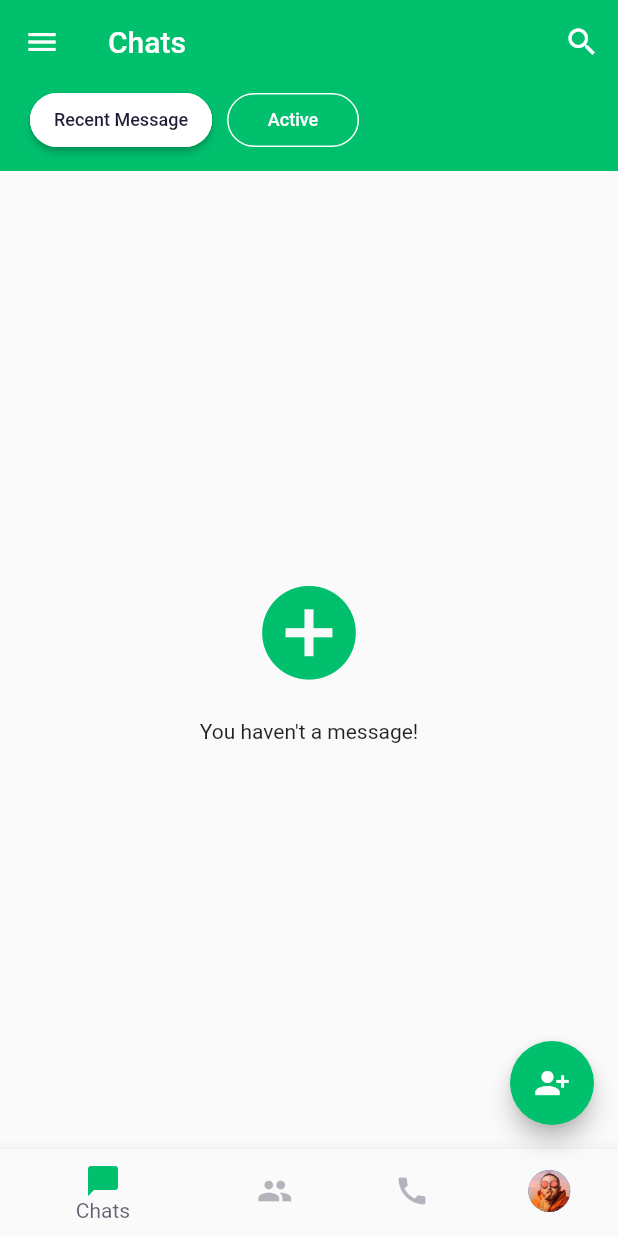
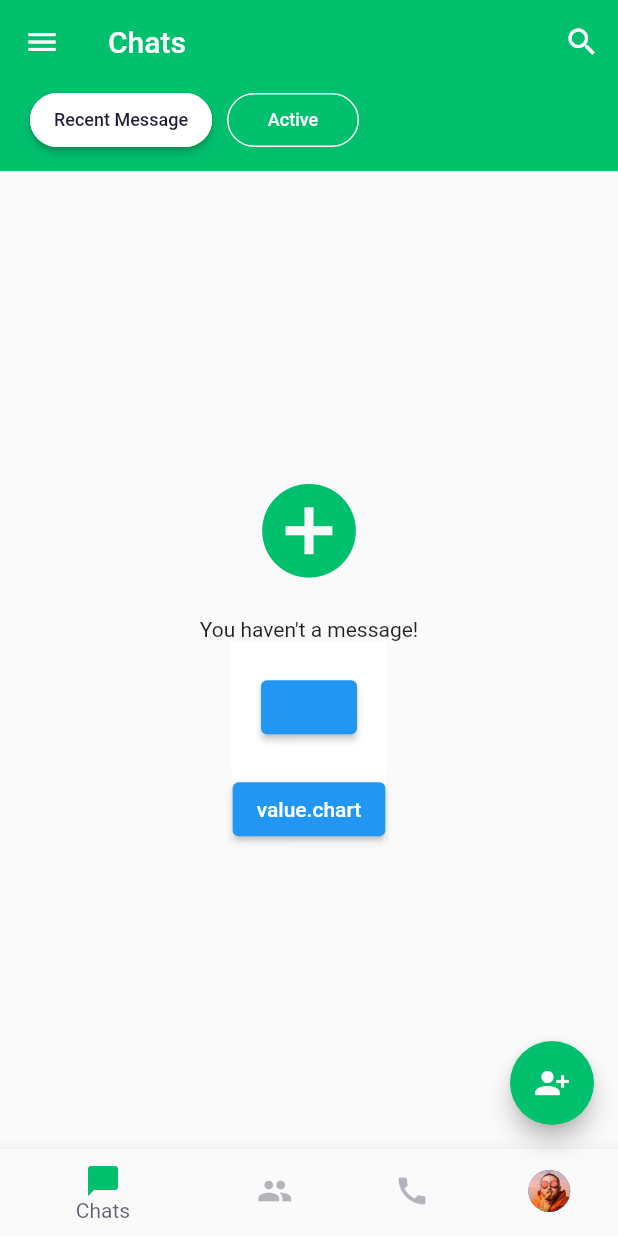
Before and after one commit to datdm/chat_messaging, a Flutter app: the ChatsScreen screen opened directly, on a phone screen of 412 x 824 dp. Run offline on Flutter 3.47's test engine with Material 2 defaults, Android fonts, the phone set to English and light mode, and no system bars; our stand-ins replace cloud_firestore, firebase_auth, firebase_core, shared_preferences; accounts and stored records are empty.

Commit message:
Config provider

```diff
--- /dev/null
+++ b/lib/models/MyChartChangeNotifierProvider.dart
@@ -0,0 +1,10 @@
+import 'package:flutter/material.dart';
+
+class MyChartChangeNotifierProvider extends ChangeNotifier  {
+  String chart = "";
+
+  void something() {
+    chart = "CHART T";
+    notifyListeners();
+  }
+}
--- /dev/null
+++ b/lib/models/MyChartFutureProvider.dart
@@ -0,0 +1,10 @@
+class MyChartFutureProvider {
+  String chart = "";
+
+  MyChartFutureProvider({ required this.chart });
+
+  Future<void> something() async {
+    await Future.delayed(const Duration(seconds: 3));
+    chart = "CHART T";
+  }
+}
--- /dev/null
+++ b/lib/models/MyChartMultiProvider.dart
@@ -0,0 +1,19 @@
+import 'package:flutter/material.dart';
+
+class MyChart1 extends ChangeNotifier  {
+  String chart = "";
+
+  void something() {
+    chart = "CHART T 1";
+    notifyListeners();
+  }
+}
+
+class MyChart2 extends ChangeNotifier  {
+  String chart = "";
+
+  void something2() {
+    chart = "CHART T 2";
+    notifyListeners();
+  }
+}
--- /dev/null
+++ b/lib/models/MyChartProxyProvider.dart
@@ -0,0 +1,20 @@
+import 'package:flutter/material.dart';
+
+class MyChartProxyProvider1 extends ChangeNotifier  {
+  String chart = "";
+
+  void something() {
+    chart = "CHART T 1";
+    notifyListeners();
+  }
+}
+
+class MyChartProxyProvider2 {
+  MyChartProxyProvider1 myModel1;
+
+  MyChartProxyProvider2({ required this.myModel1 });
+
+  void something2() {
+    myModel1.something();
+  }
+}
--- /dev/null
+++ b/lib/models/MyChartStreamProvider.dart
@@ -0,0 +1,9 @@
+class MyChartStreamProvider {
+  String chart = "";
+
+  MyChartStreamProvider({ required this.chart });
+
+  void something() {
+    chart = "CHART T";
+  }
+}
--- /dev/null
+++ b/lib/models/MyChartValueListenableProvider.dart
@@ -0,0 +1,9 @@
+import 'package:flutter/material.dart';
+
+class MyChartValueListenableProvider {
+  ValueNotifier<String> chart = ValueNotifier("");
+
+  void something() {
+    chart.value = "CHART T";
+  }
+}
--- a/lib/screens/chats/components/chat_screen.dart
+++ b/lib/screens/chats/components/chat_screen.dart
@@ -1,11 +1,10 @@
 import 'package:chat_messsaging/components/fill_outline_button.dart';
-import 'package:chat_messsaging/models/Chat.dart';
-import 'package:chat_messsaging/screens/chats/components/chat_card.dart';
-import 'package:chat_messsaging/screens/message/message_screen.dart';
+import 'package:chat_messsaging/models/MyChartProxyProvider.dart';
 import 'package:chat_messsaging/services/database_service.dart';
 import 'package:chat_messsaging/shared/constants/constants.dart';
 import 'package:firebase_auth/firebase_auth.dart';
 import 'package:flutter/material.dart';
+import 'package:provider/provider.dart';
 
 class ChatScreen extends StatefulWidget {
   const ChatScreen({Key? key}) : super(key: key);
@@ -64,15 +63,16 @@ class _ChatScreenState extends State<ChatScreen> {
             stream: users,
             builder: (BuildContext context, AsyncSnapshot snapshot) {
               if (snapshot.hasData) {
-                if (snapshot.data['groups'] != null) {
-                  if (snapshot.data['groups'].length != 0) {
-                    return const Center(child: Text("Has Data"));
-                  } else {
-                    return noDataWidget();
-                  }
-                } else {
-                  return noDataWidget();
-                }
+                // if (snapshot.data['groups'] != null) {
+                //   if (snapshot.data['groups'].length != 0) {
+                //     return const Center(child: Text("Has Data"));
+                //   } else {
+                //     return noDataWidget();
+                //   }
+                // } else {
+                //   return noDataWidget();
+                // }
+                return noDataWidget();
               } else {
                 return noDataWidget();
               }
@@ -154,7 +154,37 @@ class _ChatScreenState extends State<ChatScreen> {
             ),
           ),
           const SizedBox(height: 20),
-          const Text("You haven't a message!")
+          const Text("You haven't a message!"),
+          Container(
+            padding: const EdgeInsets.symmetric(
+              horizontal: defaultPadding,
+              vertical: defaultPadding,
+            ),
+            color: Colors.white,
+            child: Consumer<MyChartProxyProvider1>(
+              builder: (context, value, child) {
+                return ElevatedButton(
+                  onPressed: () {
+                    value.something();
+                  },
+                  child: Text(value.chart),
+                );
+              },
+            ),
+          ),
+          Container(
+            color: Colors.white,
+            child: Consumer<MyChartProxyProvider2>(
+              builder: (context, value, child) {
+                return ElevatedButton(
+                  onPressed: () {
+                    value.something2();
+                  },
+                  child: const Text("value.chart")
+                );
+              },
+            ),
+          )
         ],
       )
     );
--- a/pubspec.yaml
+++ b/pubspec.yaml
@@ -33,14 +33,10 @@ dependencies:
   firebase_core: ^1.24.0
   flutter:
     sdk: flutter
+  provider: ^6.0.4
   shared_preferences: ^2.0.15
 
 dev_dependencies:
-  # The "flutter_lints" package below contains a set of recommended lints to
-  # encourage good coding practices. The lint set provided by the package is
-  # activated in the `analysis_options.yaml` file located at the root of your
-  # package. See that file for information about deactivating specific lint
-  # rules and activating additional ones.
   flutter_lints: ^2.0.0
   flutter_test:
     sdk: flutter
```
Also changed, not shown: lib/main.dart (+24 -4 lines), pubspec.lock.
